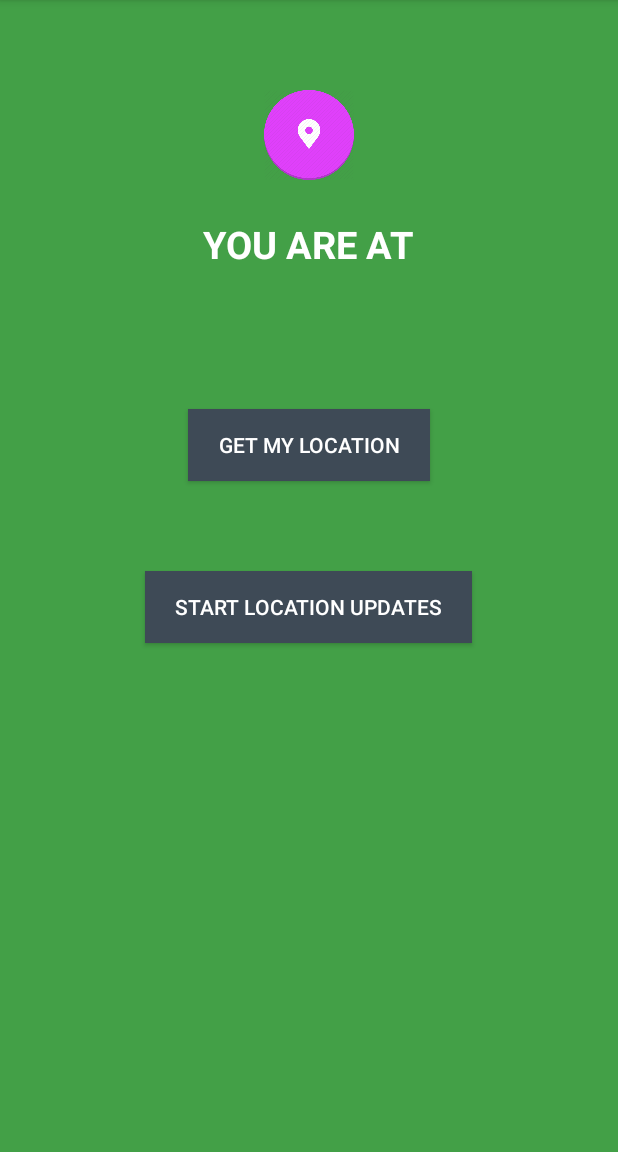
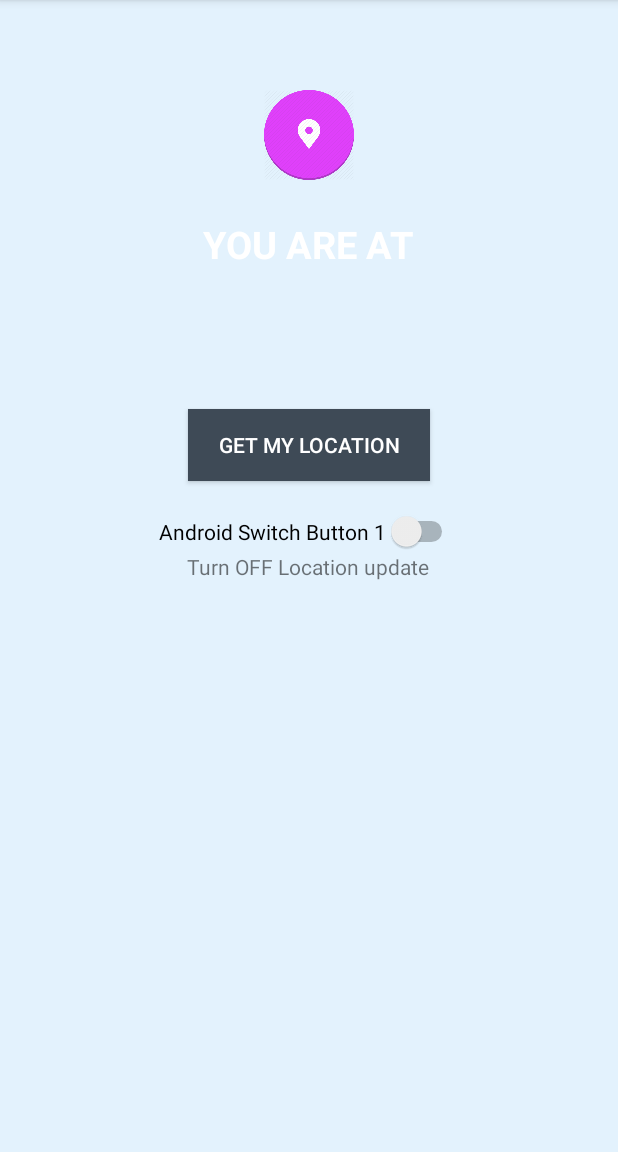
Before and after one commit to manhnvhanu/HanoiBusTracker, an Android app: the screen it shows after launch (ShareLocationActivity), after a tap on an icon or button, on a phone screen of 412 x 824 dp, the part 84-1236 px from its top. Run offline under Robolectric (Android 15) with nearby library versions, the phone set to English and light mode, and no system bars; libraries missing offline, so code that uses them is left out: com.firebase.client, com.firebase.geofire; 1 statement that could not run was skipped.

Commit message:
Complete get location periodically using switch button

```diff
--- a/app/src/main/java/com/acruxsolutions/hnbustracker/ShareLocationActivity.java
+++ b/app/src/main/java/com/acruxsolutions/hnbustracker/ShareLocationActivity.java
@@ -9,18 +9,21 @@ import android.support.v7.app.AppCompatActivity;
 import android.util.Log;
 import android.view.View;
 import android.widget.Button;
+import android.widget.CompoundButton;
+import android.widget.Switch;
 import android.widget.TextView;
 import android.widget.Toast;
 
+import com.firebase.client.Firebase;
+import com.firebase.client.FirebaseError;
+import com.firebase.geofire.GeoFire;
+import com.firebase.geofire.GeoLocation;
 import com.google.android.gms.common.ConnectionResult;
 import com.google.android.gms.common.GooglePlayServicesUtil;
 import com.google.android.gms.common.api.GoogleApiClient;
 import com.google.android.gms.location.LocationListener;
 import com.google.android.gms.location.LocationRequest;
 import com.google.android.gms.location.LocationServices;
-
-import java.text.DateFormat;
-import java.util.Date;
 
 public class ShareLocationActivity extends AppCompatActivity implements GoogleApiClient.ConnectionCallbacks,
         GoogleApiClient.OnConnectionFailedListener, LocationListener {
@@ -47,7 +50,18 @@ public class ShareLocationActivity extends AppCompatActivity implements GoogleAp
 
     // UI elements
     private TextView lblLocation;
-    private Button btnShowLocation, btnStartLocationUpdates;
+    private Button btnShowLocation;
+
+
+    //Switch button
+    Switch switchButton;
+    TextView textView;
+    String switchOn = "Turn ON Location update";
+    String switchOff = "Turn OFF Location update";
+
+    //GeoFire Ref
+    GeoFire geoFire = new GeoFire(new Firebase("https://hanoibustracker.firebaseio.com"));
+
 
     @Override
     protected void onCreate(Bundle savedInstanceState) {
@@ -56,7 +70,6 @@ public class ShareLocationActivity extends AppCompatActivity implements GoogleAp
 
         lblLocation = (TextView) findViewById(R.id.lblLocation);
         btnShowLocation = (Button) findViewById(R.id.btnShowLocation);
-        btnStartLocationUpdates = (Button) findViewById(R.id.btnLocationUpdates);
 
         // First we need to check availability of play services
         if (checkPlayServices()) {
@@ -76,16 +89,33 @@ public class ShareLocationActivity extends AppCompatActivity implements GoogleAp
             }
         });
 
+
+        //Switch button
+
         // Toggling the periodic location updates
-        btnStartLocationUpdates.setOnClickListener(new View.OnClickListener() {
+        switchButton = (Switch) findViewById(R.id.switchButton);
+        textView = (TextView) findViewById(R.id.textView);
 
+        switchButton.setOnCheckedChangeListener(new CompoundButton.OnCheckedChangeListener() {
             @Override
-            public void onClick(View v) {
-                togglePeriodicLocationUpdates();
+            public void onCheckedChanged(CompoundButton compoundButton, boolean bChecked) {
+                if (bChecked) {
+                    textView.setText(switchOn);
+                    togglePeriodicLocationUpdates();
+                } else {
+                    textView.setText(switchOff);
+                }
             }
         });
 
+        if (switchButton.isChecked()) {
+            textView.setText(switchOn);
+        } else {
+            textView.setText(switchOff);
+        }
+
     }
+
 
     @Override
     protected void onStart() {
@@ -123,9 +153,19 @@ public class ShareLocationActivity extends AppCompatActivity implements GoogleAp
 
     /**
      * Method to display the location on UI
-     * */
+     */
     private void displayLocation() {
 
+        if (ActivityCompat.checkSelfPermission(this, Manifest.permission.ACCESS_FINE_LOCATION) != PackageManager.PERMISSION_GRANTED && ActivityCompat.checkSelfPermission(this, Manifest.permission.ACCESS_COARSE_LOCATION) != PackageManager.PERMISSION_GRANTED) {
+            // TODO: Consider calling
+            //    ActivityCompat#requestPermissions
+            // here to request the missing permissions, and then overriding
+            //   public void onRequestPermissionsResult(int requestCode, String[] permissions,
+            //                                          int[] grantResults)
+            // to handle the case where the user grants the permission. See the documentation
+            // for ActivityCompat#requestPermissions for more details.
+            return;
+        }
         mLastLocation = LocationServices.FusedLocationApi
                 .getLastLocation(mGoogleApiClient);
 
@@ -144,12 +184,13 @@ public class ShareLocationActivity extends AppCompatActivity implements GoogleAp
 
     /**
      * Method to toggle periodic location updates
-     * */
+     */
     private void togglePeriodicLocationUpdates() {
         if (!mRequestingLocationUpdates) {
             // Changing the button text
-            btnStartLocationUpdates
-                    .setText(getString(R.string.btn_stop_location_updates));
+
+//            switchButton.setChecked(true);
+
 
             mRequestingLocationUpdates = true;
 
@@ -160,8 +201,9 @@ public class ShareLocationActivity extends AppCompatActivity implements GoogleAp
 
         } else {
             // Changing the button text
-            btnStartLocationUpdates
-                    .setText(getString(R.string.btn_start_location_updates));
+
+//            switchButton.setChecked(false);
+
 
             mRequestingLocationUpdates = false;
 
@@ -174,7 +216,7 @@ public class ShareLocationActivity extends AppCompatActivity implements GoogleAp
 
     /**
      * Creating google api client object
-     * */
+     */
     protected synchronized void buildGoogleApiClient() {
         mGoogleApiClient = new GoogleApiClient.Builder(this)
                 .addConnectionCallbacks(this)
@@ -184,7 +226,7 @@ public class ShareLocationActivity extends AppCompatActivity implements GoogleAp
 
     /**
      * Creating location request object
-     * */
+     */
     protected void createLocationRequest() {
         mLocationRequest = new LocationRequest();
         mLocationRequest.setInterval(UPDATE_INTERVAL);
@@ -195,7 +237,7 @@ public class ShareLocationActivity extends AppCompatActivity implements GoogleAp
 
     /**
      * Method to verify google play services on the device
-     * */
+     */
     private boolean checkPlayServices() {
         int resultCode = GooglePlayServicesUtil
                 .isGooglePlayServicesAvailable(this);
@@ -216,11 +258,22 @@ public class ShareLocationActivity extends AppCompatActivity implements GoogleAp
 
     /**
      * Starting the location updates
-     * */
+     */
     protected void startLocationUpdates() {
 
+        if (ActivityCompat.checkSelfPermission(this, Manifest.permission.ACCESS_FINE_LOCATION) != PackageManager.PERMISSION_GRANTED && ActivityCompat.checkSelfPermission(this, Manifest.permission.ACCESS_COARSE_LOCATION) != PackageManager.PERMISSION_GRANTED) {
+            // TODO: Consider calling
+            //    ActivityCompat#requestPermissions
+            // here to request the missing permissions, and then overriding
+            //   public void onRequestPermissionsResult(int requestCode, String[] permissions,
+            //                                          int[] grantResults)
+            // to handle the case where the user grants the permission. See the documentation
+            // for ActivityCompat#requestPermissions for more details.
+            return;
+        }
         LocationServices.FusedLocationApi.requestLocationUpdates(
                 mGoogleApiClient, mLocationRequest, this);
+
 
     }
 
@@ -262,11 +315,32 @@ public class ShareLocationActivity extends AppCompatActivity implements GoogleAp
         // Assign the new location
         mLastLocation = location;
 
-        Toast.makeText(getApplicationContext(), "Location changed!",
-                Toast.LENGTH_SHORT).show();
+        double latitude = mLastLocation.getLatitude();
+        double longitude = mLastLocation.getLongitude();
+
+
+        Toast.makeText(getApplicationContext(), "Location changed!" + ": " + latitude + ", " + longitude, Toast.LENGTH_SHORT).show();
 
         // Displaying the new location on UI
         displayLocation();
     }
 
+
+    //geofire to write location
+    public void setLocationdata(String mBusNumber){
+        geoFire.setLocation(mBusNumber, new GeoLocation(37.7853889, -122.4056973), new GeoFire.CompletionListener() {
+            @Override
+            public void onComplete(String key, FirebaseError error) {
+                if (error != null) {
+                    System.err.println("There was an error saving the location to GeoFire: " + error);
+                } else {
+                    System.out.println("Location saved on server successfully!");
+                }
+            }
+        });
+    }
+
+    public void removeLocationData(){
+
+    }
 }
--- a/app/src/main/res/layout/activity_share_location.xml
+++ b/app/src/main/res/layout/activity_share_location.xml
@@ -2,7 +2,7 @@
     xmlns:tools="http://schemas.android.com/tools"
     android:layout_width="match_parent"
     android:layout_height="match_parent"
-    android:background="@color/view_bg"
+    android:background="#E3F2FD"
     android:gravity="center_horizontal"
     android:orientation="vertical" >
 
@@ -39,17 +39,23 @@
         android:paddingLeft="20dp"
         android:paddingRight="20dp"
         android:text="@string/btn_get_location"
-        android:textColor="@color/white" />
+        android:textColor="@color/white"
+        android:layout_gravity="center_horizontal" />
 
-    <Button
-        android:id="@+id/btnLocationUpdates"
+
+    <Switch
+        android:id="@+id/switchButton"
         android:layout_width="wrap_content"
         android:layout_height="wrap_content"
-        android:layout_marginTop="60dp"
-        android:background="@color/btn_bg"
-        android:paddingLeft="20dp"
-        android:paddingRight="20dp"
-        android:text="@string/btn_start_location_updates"
-        android:textColor="@color/white" />
+        android:layout_marginTop="20dp"
+        android:text="Android Switch Button 1" />
+
+    <TextView
+        android:id="@+id/textView"
+        android:layout_width="wrap_content"
+        android:layout_height="wrap_content"
+        android:text="Android Switch Button" />
+
+
 
 </LinearLayout>
```
